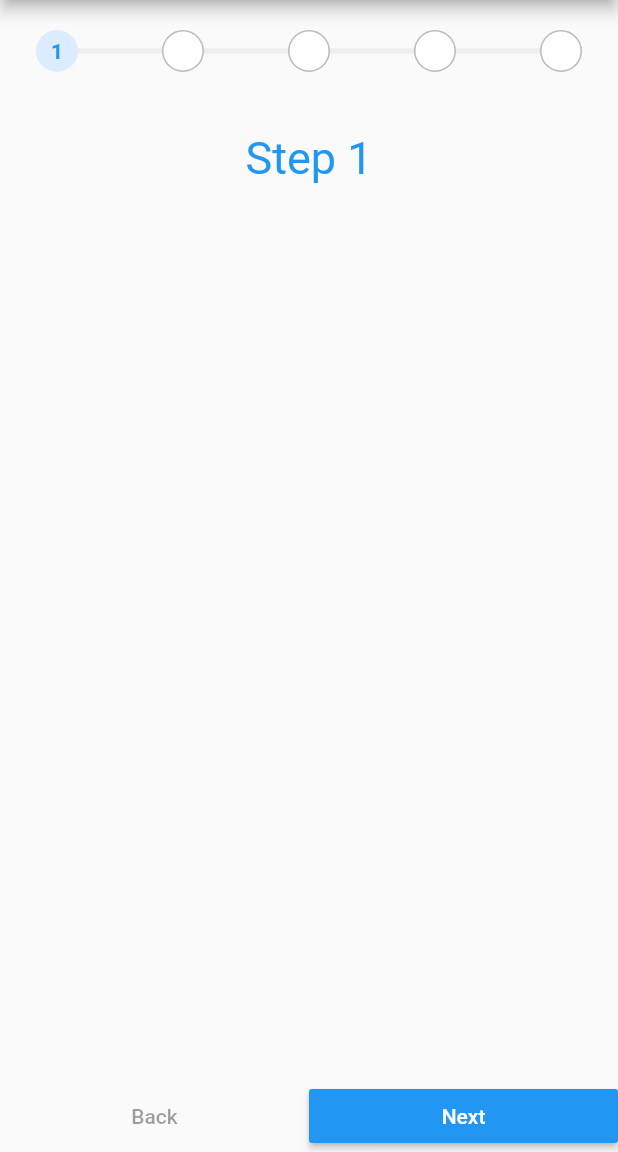
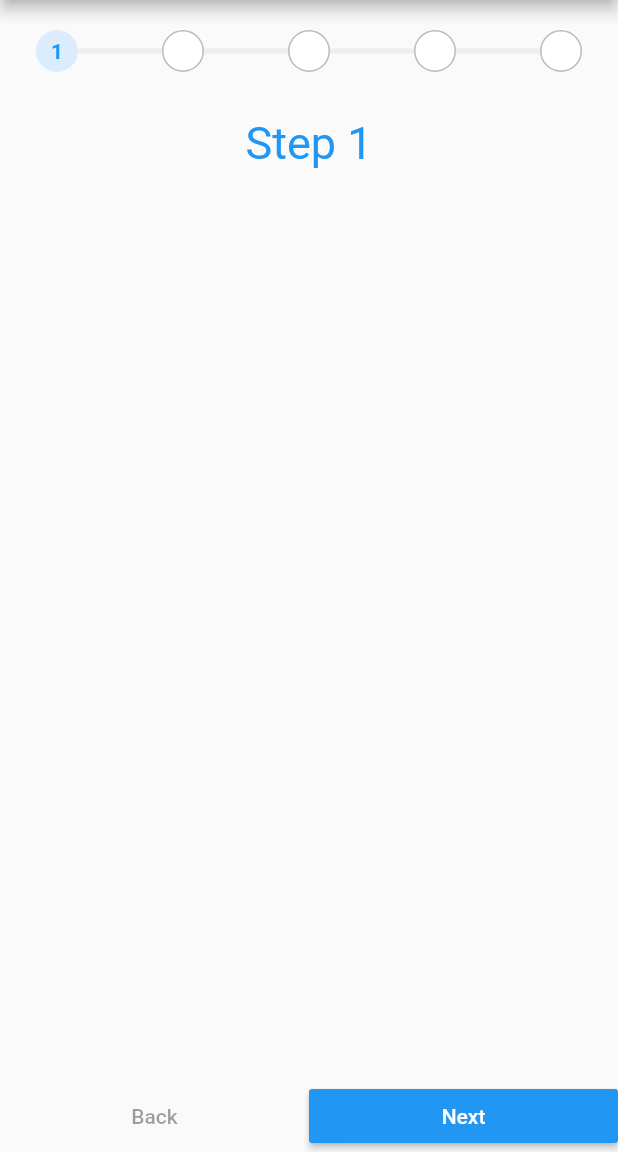
Before and after one commit to nakibGit/flutter_examples, a Flutter app: the screen it shows after launch, on a phone screen of 412 x 824 dp, the part 84-1236 px from its top. Run offline on Flutter 3.47's test engine with Material 2 defaults, Android fonts, the phone set to English and light mode, and no system bars.

Commit message:
Minor fixes

```diff
--- a/flutter_app/lib/Stepper.dart
+++ b/flutter_app/lib/Stepper.dart
@@ -7,7 +7,7 @@ class NumberStepper extends StatelessWidget {
   final Color stepCompleteColor;
   final Color currentStepColor;
   final Color inactiveColor;
-  final double lineWidth = 3.5;
+  final double lineWidth;
   NumberStepper({
     Key key,
     @required this.width,
@@ -15,7 +15,8 @@ class NumberStepper extends StatelessWidget {
     @required this.stepCompleteColor,
     @required this.totalSteps,
     @required this.inactiveColor,
-    this.currentStepColor,
+    @required this.currentStepColor,
+    @required this.lineWidth,
   })  : assert(curStep > 0 == true && curStep <= totalSteps + 1),
         super(key: key);
 
@@ -28,15 +29,8 @@ class NumberStepper extends StatelessWidget {
         right: 24.0,
       ),
       width: this.width,
-      child: Column(
-        children: <Widget>[
-          Row(
-            children: _steps(),
-          ),
-          SizedBox(
-            height: 10,
-          ),
-        ],
+      child: Row(
+        children: _steps(),
       ),
     );
   }
@@ -79,6 +73,7 @@ class NumberStepper extends StatelessWidget {
       var borderColor = getBorderColor(i);
       var lineColor = getLineColor(i);
 
+      // step circles
       list.add(
         Container(
           width: 28.0,
@@ -95,7 +90,7 @@ class NumberStepper extends StatelessWidget {
         ),
       );
 
-      //line between icons
+      //line between step circles
       if (i != totalSteps - 1) {
         list.add(
           Expanded(
--- a/flutter_app/lib/main.dart
+++ b/flutter_app/lib/main.dart
@@ -51,7 +51,6 @@ class _MyHomePageState extends State<MyHomePage> {
     if (currentStep > stepLength) {
       setState(() => complete = true);
     }
-    //print(currentStep);
   }
 
   @override
@@ -70,6 +69,7 @@ class _MyHomePageState extends State<MyHomePage> {
             stepCompleteColor: Colors.blue,
             currentStepColor: Color(0xffdbecff),
             inactiveColor: Color(0xffbababa),
+            lineWidth: 3.5,
           ),
           SizedBox(
             height: 30,
```
